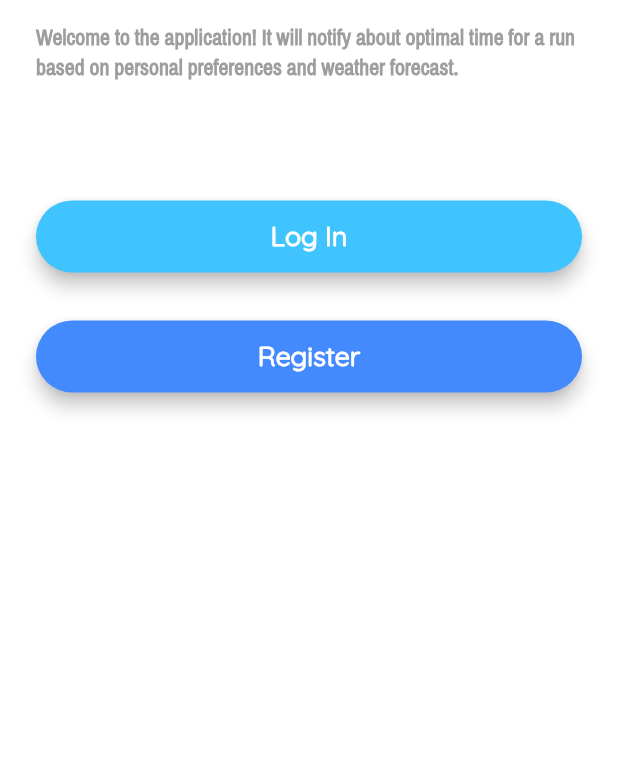
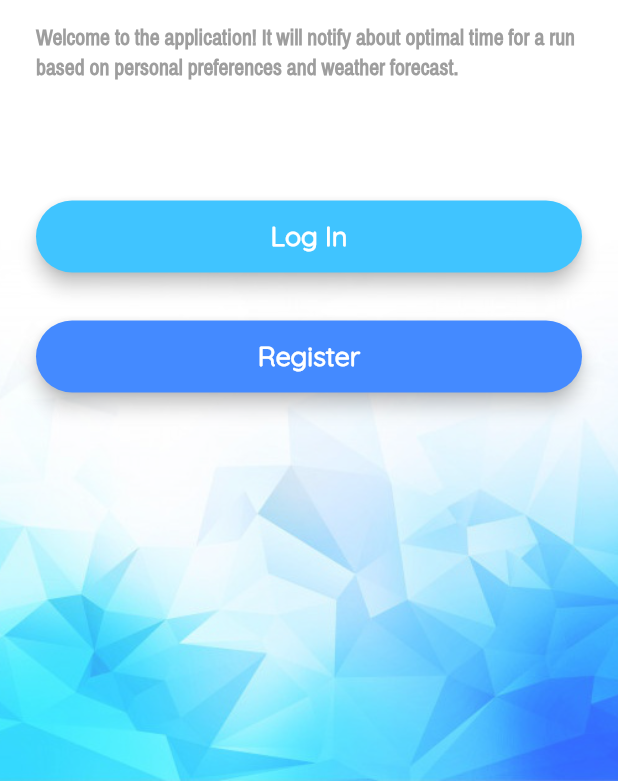
Before and after one commit to OlgaSe/Runtime, a Flutter app: the screen it shows after launch, on a phone screen of 412 x 824 dp, the part 455-1236 px from its top. Run offline on Flutter 3.47's test engine with Material 2 defaults, Android fonts, the light colour scheme and no system bars; our stand-ins replace animated_text_kit, awesome_notifications, firebase_auth, firebase_core, geolocator, modal_progress_hud and 1 more; missing offline and left inert: workmanager; accounts and stored records are empty; Roboto replaces fonts that are missing (QuickSand).

Commit message:
added an icon to the app and welcome screen background

```diff
--- a/lib/screens/welcome_screen.dart
+++ b/lib/screens/welcome_screen.dart
@@ -48,7 +48,17 @@ class _WelcomeScreenState extends State<WelcomeScreen> with SingleTickerProvider
   Widget build(BuildContext context) {
     return Scaffold(
       backgroundColor: Colors.white,
-      body: Padding(
+      body: Container(
+        decoration: BoxDecoration(
+          image: DecorationImage(
+            image: AssetImage('images/background2.jpg'),
+            fit: BoxFit.fitHeight,
+            colorFilter: ColorFilter.mode(
+                Colors.white.withOpacity(0.8), BlendMode.dstATop),
+          ),
+        ),
+        constraints: BoxConstraints.expand(),
+        child: Padding(
           padding: EdgeInsets.symmetric(horizontal: 24.0),
           child: Column(
             mainAxisAlignment: MainAxisAlignment.center,
@@ -143,6 +153,7 @@ class _WelcomeScreenState extends State<WelcomeScreen> with SingleTickerProvider
             ],
           ),
         ),
+      ),
     );
   }
 }
```
Also changed, not shown: lib/screens/settings.dart (+35 -10 lines), images/icon.png (added), 5 other files. Lines whose indentation alone changed are shown as unchanged.
